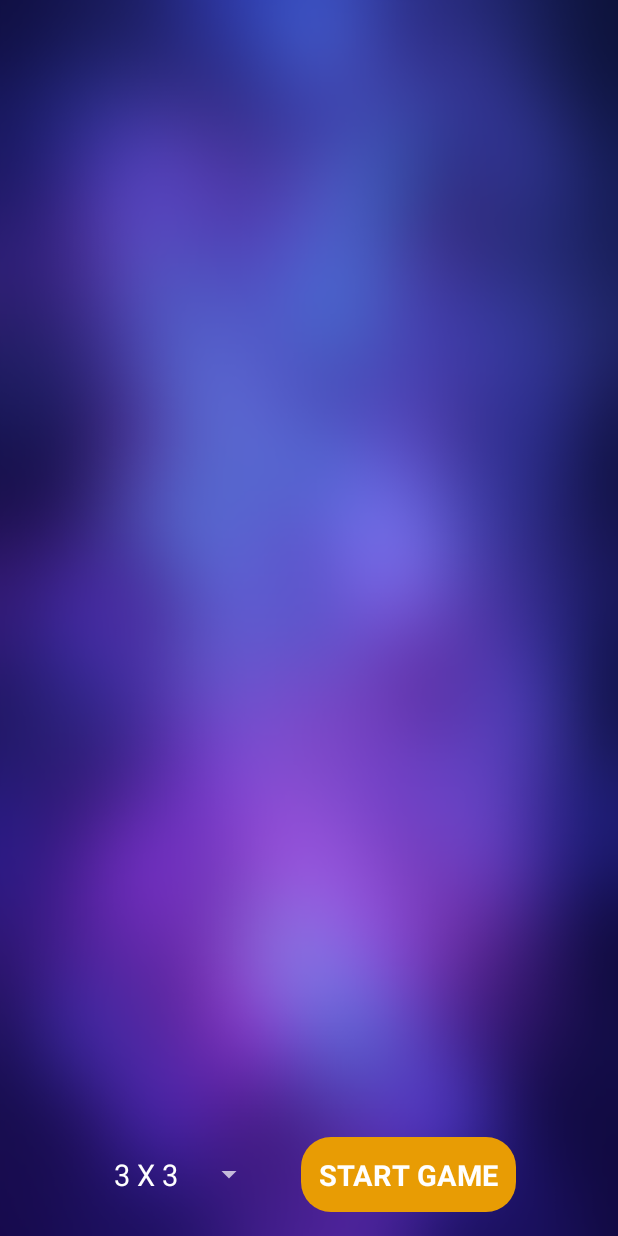
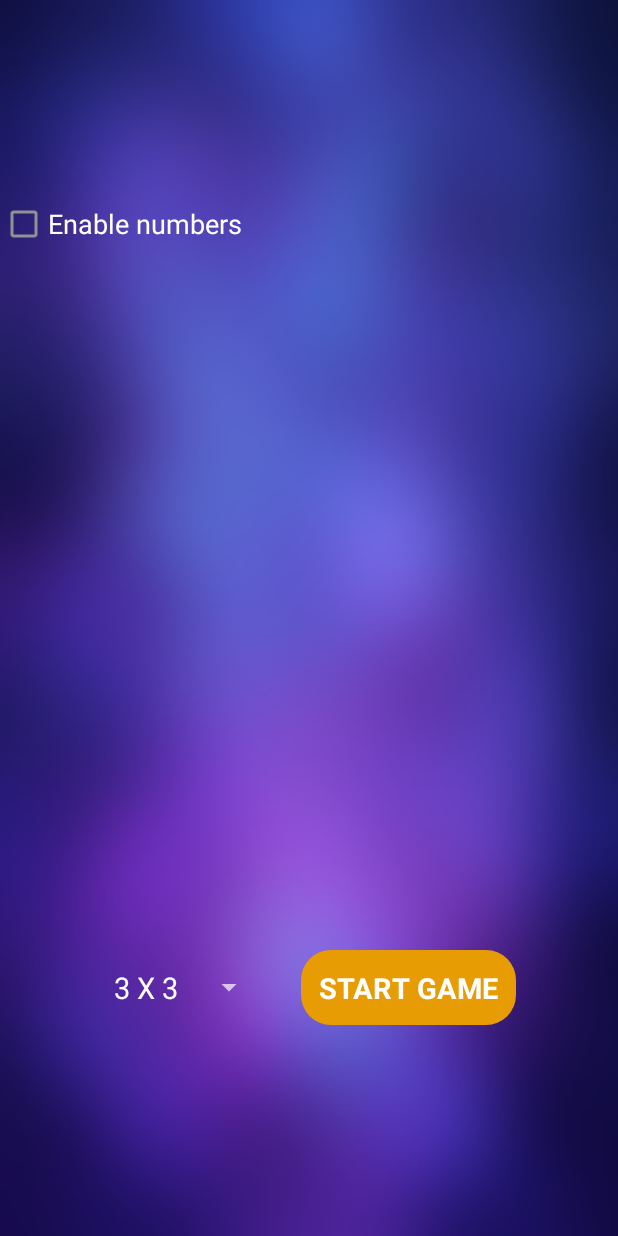
Before and after one commit to alexeiartsimovich/photopuzzle, an Android app: the fragment ImagePuzzleFragment placed in its activity, on a phone screen of 412 x 824 dp. Run offline under Robolectric (Android 15) with nearby library versions, the phone set to English and light mode, and no system bars.

Commit message:
added numbered squares feature

```diff
--- a/app/src/main/java/com/slidingpuzzle/app/ui/puzzle/ImagePuzzleFragment.kt
+++ b/app/src/main/java/com/slidingpuzzle/app/ui/puzzle/ImagePuzzleFragment.kt
@@ -6,6 +6,7 @@ import android.os.Bundle
 import android.view.LayoutInflater
 import android.view.View
 import android.view.ViewGroup
+import android.widget.CheckBox
 import android.widget.Toast
 import androidx.core.os.bundleOf
 import androidx.fragment.app.Fragment
@@ -27,6 +28,7 @@ class ImagePuzzleFragment : Fragment() {
     private val startButton: View? get() = view?.findViewById(R.id.start_button)
     private val puzzleView: ImagePuzzleView? get() = view?.findViewById(R.id.puzzle_view)
     private val startNewGameButton: View? get() = view?.findViewById(R.id.start_new_game_button)
+    private val enableNumbersCheckbox: CheckBox? get() = view?.findViewById(R.id.enable_numbers)
 
     private var uri: Uri? = null
     private var filepath: String? = null
@@ -54,6 +56,9 @@ class ImagePuzzleFragment : Fragment() {
         }
         startNewGameButton?.apply {
             setOnClickListener { startNewGame() }
+        }
+        enableNumbersCheckbox?.apply {
+            setOnCheckedChangeListener { _, isChecked -> setNumbersEnabled(isChecked) }
         }
     }
 
@@ -92,6 +97,10 @@ class ImagePuzzleFragment : Fragment() {
         (activity as? OnNewGameClickedCallback)?.onNewGameClicked()
     }
 
+    private fun setNumbersEnabled(enabled: Boolean) {
+        puzzleView?.isNumbered = enabled
+    }
+
     private fun animateVisibility(view: View, visibility: Int) {
         // Do NOT use the TransitionManager here, it breaks the ImagePuzzleView
         val alpha = if (visibility == View.VISIBLE) 1f else 0f
--- a/app/src/main/res/layout/fragment_image_puzzle.xml
+++ b/app/src/main/res/layout/fragment_image_puzzle.xml
@@ -1,18 +1,34 @@
 <?xml version="1.0" encoding="utf-8"?>
 <androidx.constraintlayout.widget.ConstraintLayout
     xmlns:android="http://schemas.android.com/apk/res/android"
+    xmlns:app="http://schemas.android.com/apk/res-auto"
     android:layout_width="match_parent"
-    android:layout_height="match_parent"
-    xmlns:app="http://schemas.android.com/apk/res-auto">
+    android:layout_height="match_parent">
+
+    <com.google.android.material.checkbox.MaterialCheckBox
+        app:layout_constraintStart_toStartOf="parent"
+        app:layout_constraintTop_toTopOf="parent"
+        app:layout_constraintEnd_toEndOf="parent"
+        app:layout_constraintBottom_toTopOf="@id/puzzle_view"
+        app:layout_constraintHorizontal_bias="0.0"
+        app:layout_constraintVertical_chainStyle="packed"
+        android:id="@+id/enable_numbers"
+        android:layout_width="wrap_content"
+        android:layout_height="wrap_content"
+        android:textSize="18sp"
+        android:text="@string/enable_numbers"/>
 
     <com.slidingpuzzle.engine.ImagePuzzleView
         app:layout_constraintStart_toStartOf="parent"
-        app:layout_constraintTop_toTopOf="parent"
+        app:layout_constraintTop_toBottomOf="@id/enable_numbers"
         app:layout_constraintEnd_toEndOf="parent"
         app:layout_constraintBottom_toTopOf="@id/start_button"
+        app:layout_constraintDimensionRatio="1:1"
         android:id="@+id/puzzle_view"
         android:layout_width="0dp"
-        android:layout_height="0dp"/>
+        android:layout_height="0dp"
+        android:layout_marginTop="16dp"
+        android:layout_marginBottom="16dp"/>
 
     <com.slidingpuzzle.app.ui.puzzle.GridSelectorView
         app:layout_constraintStart_toStartOf="parent"
@@ -27,6 +43,7 @@
 
     <com.google.android.material.button.MaterialButton
         app:layout_constraintStart_toEndOf="@id/grid_selector_view"
+        app:layout_constraintTop_toBottomOf="@id/puzzle_view"
         app:layout_constraintEnd_toEndOf="parent"
         app:layout_constraintBottom_toBottomOf="parent"
         android:id="@+id/start_button"
--- a/app/src/main/res/values/strings.xml
+++ b/app/src/main/res/values/strings.xml
@@ -4,6 +4,7 @@
     <string name="start_game">Start game</string>
     <string name="start_new_game">Start new game</string>
     <string name="puzzle_completed">Puzzle completed!</string>
+    <string name="enable_numbers">Enable numbers</string>
 
     <string name="choose_image_puzzle_source">Choose a source for the sliding puzzle</string>
     <string name="pick_from_gallery">Pick from gallery</string>
--- a/engine/src/main/java/com/slidingpuzzle/engine/ImagePuzzle.kt
+++ b/engine/src/main/java/com/slidingpuzzle/engine/ImagePuzzle.kt
@@ -14,6 +14,7 @@ interface ImagePuzzle {
     interface Square {
         val id: Long
         val originalPosition: Position
+        val originalIndex: Int
         val isStub: Boolean
         val image: Drawable
         val size: Size
--- a/engine/src/main/java/com/slidingpuzzle/engine/ImagePuzzleUi.kt
+++ b/engine/src/main/java/com/slidingpuzzle/engine/ImagePuzzleUi.kt
@@ -4,6 +4,7 @@ package com.slidingpuzzle.engine
 interface ImagePuzzleUi {
     var onPuzzleCompletedCallback: OnPuzzleCompletedCallback?
     val isUiEnabled: Boolean
+    var isNumbered: Boolean
     fun loadImagePuzzle(imagePuzzle: ImagePuzzle)
     fun shuffleImagePuzzle()
 
--- a/engine/src/main/java/com/slidingpuzzle/engine/ImagePuzzleUtils.kt
+++ b/engine/src/main/java/com/slidingpuzzle/engine/ImagePuzzleUtils.kt
@@ -35,8 +35,9 @@ object ImagePuzzleUtils {
                 val image = Bitmap.createBitmap(srcBitmap, x, y, squareWidth, squareHeight)
                 val isLast = rowIndex == rows - 1 && columnIndex == columns - 1
                 val square = object : ImagePuzzle.Square {
-                    override val id: Long = (rowIndex + columns + columnIndex).toLong()
+                    override val id: Long get() = originalIndex.toLong()
                     override val originalPosition: Position = Position(rowIndex, columnIndex)
+                    override val originalIndex: Int = (rowIndex * columns + columnIndex)
                     override val isStub: Boolean = isLast
                     override val image: Drawable = BitmapDrawable(image)
                     override val size: Size = Size(squareWidth, squareHeight)
```
Also changed, not shown: engine/src/main/java/com/slidingpuzzle/engine/ImagePuzzleView.kt (+32 -3 lines), engine/src/main/res/drawable/bg_square_number.xml (added, +12 -0 lines), engine/src/main/res/layout/item_square.xml (+19 -0 lines).
